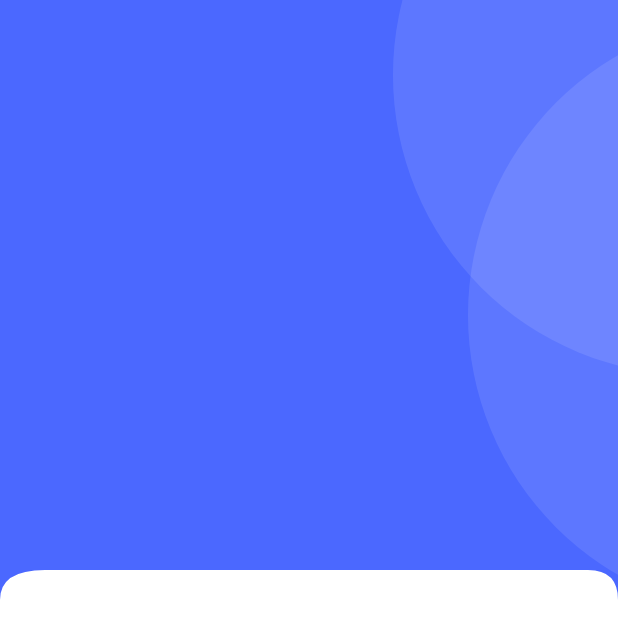
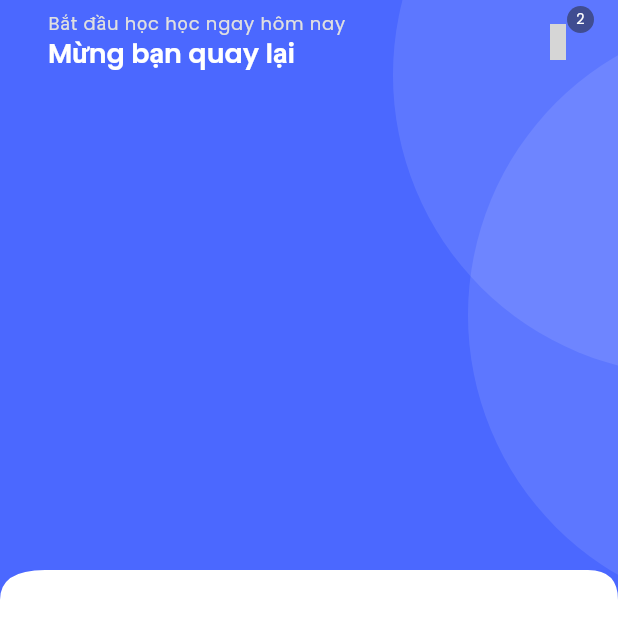
Before and after one commit to vtharu239/flutter_elearning_project, a Flutter app: the HomeScreen screen opened directly, on a phone screen of 412 x 824 dp. Shown: the top 638 px of the screen. Run offline on Flutter 3.47's test engine with Material 3 defaults, Android fonts, the phone set to English and light mode, and no system bars; our stand-ins replace connectivity_plus, get, get_storage, iconsax, logger, lottie and 2 more; accounts and stored records are empty; project files that could hold a hidden picture were left out; grey boxes are pictures that could not be loaded.

Commit message:
Custom AppBar

```diff
--- /dev/null
+++ b/lib/common/products/cart/cart_menu_icon.dart
@@ -0,0 +1,40 @@
+import 'package:flutter/material.dart';
+import 'package:flutter_elearning_project/utils/constants/colors.dart';
+import 'package:iconsax/iconsax.dart';
+
+class TNotifyCounterIcon extends StatelessWidget {
+  const TNotifyCounterIcon({
+    super.key,
+    required this.onPressed, required this.iconColor,
+  });
+
+  final Color iconColor;
+  final VoidCallback onPressed;
+
+
+  @override
+  Widget build(BuildContext context) {
+    return Stack(
+      children: [
+        IconButton(onPressed: onPressed, icon: Icon(Iconsax.notification, color: iconColor)),
+        Positioned(
+          right: 0,
+          child: Container(
+            width: 18,
+            height: 18,
+            decoration: BoxDecoration(
+              color: TColors.black.withOpacity(0.5),
+              borderRadius: BorderRadius.circular(100),
+            ),
+            child: Center(
+                child: Text('2',
+                    style: Theme.of(context)
+                        .textTheme
+                        .labelLarge!
+                        .apply(color: TColors.white, fontSizeFactor: 0.8))),
+          ),
+        ),
+      ],
+    );
+  }
+}
--- /dev/null
+++ b/lib/common/widgets/appbar/appbar.dart
@@ -0,0 +1,41 @@
+import 'package:flutter/material.dart';
+import 'package:flutter_elearning_project/utils/constants/sizes.dart';
+import 'package:flutter_elearning_project/utils/device/device_utility.dart';
+import 'package:get/get.dart';
+import 'package:iconsax/iconsax.dart';
+
+class TAppBar extends StatelessWidget implements PreferredSizeWidget{
+  const TAppBar({
+    super.key,
+    this.title,
+    this.actions,
+    this.leadingIcon,
+    this.leadingOnPressed,
+    this.showBackArrow = false,
+});
+
+    final Widget? title;
+    final bool showBackArrow;
+    final IconData? leadingIcon;
+    final List<Widget>? actions;
+    final VoidCallback? leadingOnPressed;
+
+  @override
+  Widget build(BuildContext context) {
+    return Padding(
+      padding: const EdgeInsets.symmetric(horizontal: TSizes.md), // symetric horizontal: đối xứng theo chiều ngang
+      child: AppBar(
+          automaticallyImplyLeading: false, //// Ngăn mũi tên quay lại
+        leading: showBackArrow
+              ? IconButton(onPressed: () => Get.back(), icon: const Icon(Iconsax.arrow_left))
+              : leadingIcon != null ? IconButton(onPressed: leadingOnPressed, icon: Icon(leadingIcon)) : null,
+      title: title,
+      actions: actions,
+      ),
+    );
+  }
+
+  @override
+  // TODO: implement preferredSize
+  Size get preferredSize => Size.fromHeight(TDeviceUtils.getAppBarHeight());
+}
--- a/lib/common/widgets/custom_shapes/container/primary_header_container.dart
+++ b/lib/common/widgets/custom_shapes/container/primary_header_container.dart
@@ -13,13 +13,12 @@ class TPrimaryHeaderContainer extends StatelessWidget {
   @override
   Widget build(BuildContext context) {
     return TCurvedEdgeWidget(
-      child: Container(
-        color: TColors.primary,
-        padding: const EdgeInsets.only(bottom: 0),
+      child: SizedBox(
+        height: 400,
+        child: Container(
+          color: TColors.primary,
 
-        // --If [size.isFinite': is not true in Stack] error occurred
-        child: SizedBox(
-          height: 400,
+          /// -- [size.isFinite': is not true in Stack] error occurred -> Read README.md file at [DESIGN ERRORS] # 1
           child: Stack(
             children: [
               /// -- Background Custom Shapes
--- a/lib/features/shop/screens/home/home.dart
+++ b/lib/features/shop/screens/home/home.dart
@@ -1,19 +1,30 @@
 import 'package:flutter/material.dart';
+import 'package:flutter_elearning_project/common/products/cart/cart_menu_icon.dart';
+import 'package:flutter_elearning_project/common/widgets/appbar/appbar.dart';
 import 'package:flutter_elearning_project/common/widgets/custom_shapes/container/primary_header_container.dart';
+import 'package:flutter_elearning_project/features/shop/screens/home/widgets/home_appbar.dart';
+import 'package:flutter_elearning_project/utils/constants/colors.dart';
+import 'package:flutter_elearning_project/utils/constants/text_strings.dart';
 
 class HomeScreen extends StatelessWidget {
   const HomeScreen({super.key});
 
   @override
   Widget build(BuildContext context) {
-    return Scaffold(
-      body: SingleChildScrollView(
-        // Cho phép giao diện cuộn theo chiều dọc
+    return const Scaffold(
+      body: SingleChildScrollView( // Cho phép giao diện cuộn theo chiều dọc
         child: Column(
           children: [
+            /// Header
             TPrimaryHeaderContainer(
-              child: Container()
-            ),
+              child: Column(
+                children: [
+                  /// -- AppBar
+                  THomeAppBar(),
+
+                  /// -- SearchBar
+              ],
+            )),
           ],
         ),
       ),
--- /dev/null
+++ b/lib/features/shop/screens/home/widgets/home_appbar.dart
@@ -0,0 +1,25 @@
+import 'package:flutter/material.dart';
+import 'package:flutter_elearning_project/common/products/cart/cart_menu_icon.dart';
+import 'package:flutter_elearning_project/common/widgets/appbar/appbar.dart';
+import 'package:flutter_elearning_project/utils/constants/colors.dart';
+import 'package:flutter_elearning_project/utils/constants/text_strings.dart';
+
+class THomeAppBar extends StatelessWidget {
+  const THomeAppBar({
+    super.key,
+  });
+
+  @override
+  Widget build(BuildContext context) {
+    return TAppBar(
+      title: Column(
+        crossAxisAlignment: CrossAxisAlignment.start,
+        children: [
+          Text(TTexts.homeAppbarTitle, style: Theme.of(context).textTheme.labelMedium!.apply(color: TColors.grey)),
+          Text(TTexts.homeAppbarSubTitle, style: Theme.of(context).textTheme.headlineSmall!.apply(color: TColors.white)),
+        ],
+      ),
+      actions: [TNotifyCounterIcon(onPressed: () {}, iconColor: TColors.white,)],
+    );
+  }
+}
--- a/lib/utils/constants/text_strings.dart
+++ b/lib/utils/constants/text_strings.dart
@@ -63,8 +63,8 @@ class TTexts {
   static const String popularProducts = "Popular Products";
 
   // -- Home
-  static const String homeAppbarTitle = "Good day for shopping";
-  static const String homeAppbarSubTitle = "Taimoor Sikander";
+  static const String homeAppbarTitle = "Bắt đầu học học ngay hôm nay";
+  static const String homeAppbarSubTitle = "Mừng bạn quay lại";
 
 
 }
```
Also changed, not shown: lib/utils/theme/theme.dart (+8 -8 lines), lib/utils/theme/custom_themes/appbar_theme.dart (renamed from lib/utils/theme/widget_themes/appbar_theme.dart), lib/utils/theme/custom_themes/bottom_sheet_theme.dart (renamed from lib/utils/theme/widget_themes/bottom_sheet_theme.dart), lib/utils/theme/custom_themes/checkbox_theme.dart (renamed from lib/utils/theme/widget_themes/checkbox_theme.dart), lib/utils/theme/custom_themes/chip_theme.dart (renamed from lib/utils/theme/widget_themes/chip_theme.dart), lib/utils/theme/custom_themes/elevated_button_theme.dart (renamed from lib/utils/theme/widget_themes/elevated_button_theme.dart), lib/utils/theme/custom_themes/outlined_button_theme.dart (renamed from lib/utils/theme/widget_themes/outlined_button_theme.dart), lib/utils/theme/custom_themes/text_field_theme.dart (renamed from lib/utils/theme/widget_themes/text_field_theme.dart), lib/utils/theme/custom_themes/text_theme.dart (renamed from lib/utils/theme/widget_themes/text_theme.dart).
